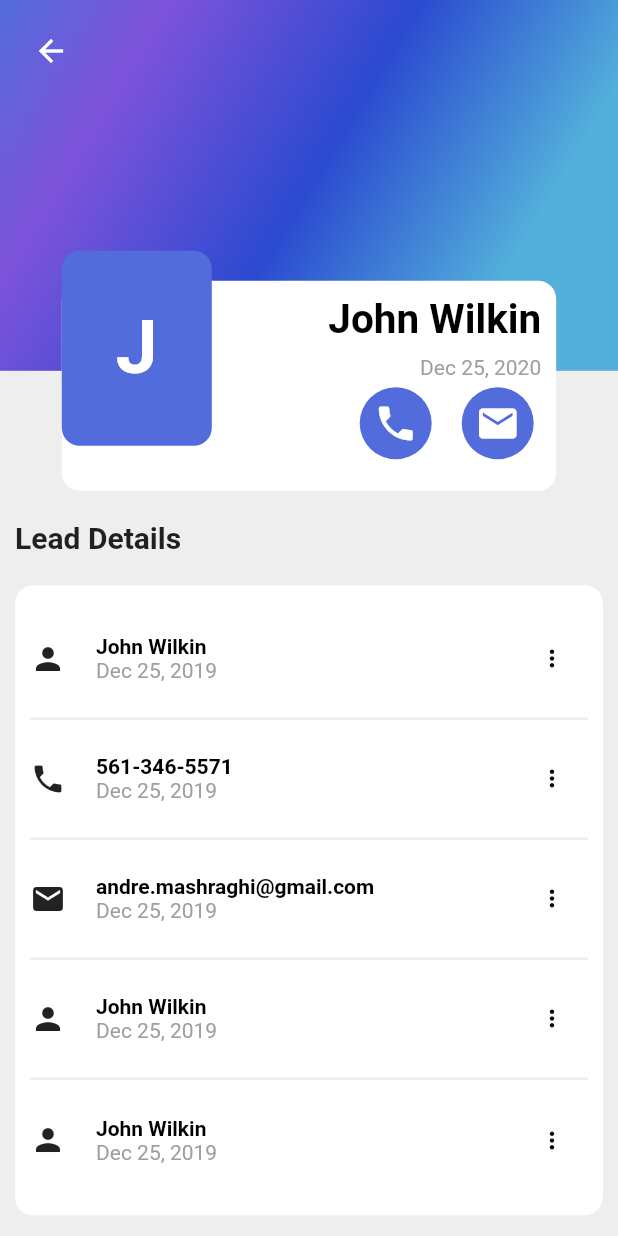
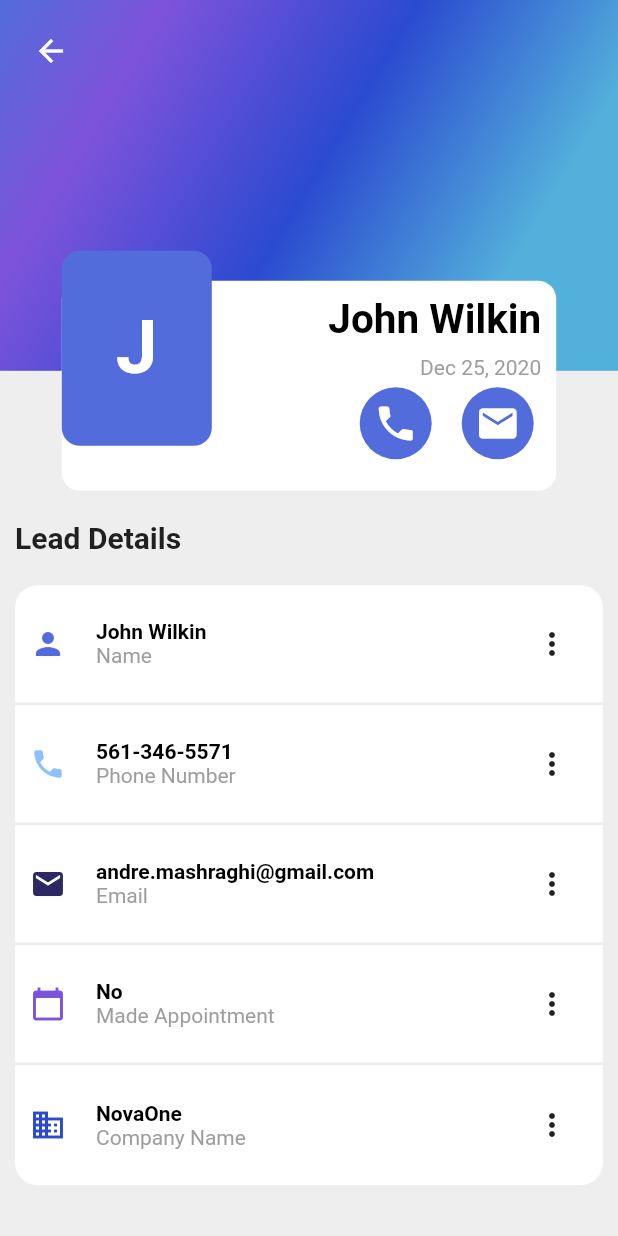
Before and after one commit to andrem122/NovaOneAppFlutter, a Flutter app: the screen it shows after launch, scrolled down 1152 dp, after a tap on the "arrow forward ios" icon, on a phone screen of 412 x 824 dp. Run offline on Flutter 3.47's test engine with Material 2 defaults, Android fonts, the phone set to English and light mode, and no system bars; our stand-ins replace charts_flutter, device_preview.

Commit message:
Added lead details screen

```diff
--- /dev/null
+++ b/lib/enums/enums.dart
@@ -0,0 +1,2 @@
+export 'leadDetailMenuOptions.dart';
+export 'deviceScreenType.dart';
--- /dev/null
+++ b/lib/enums/leadDetailMenuOptions.dart
@@ -0,0 +1,5 @@
+/// The options to show in the popup menu when the options button is clicked
+enum LeadDetailMenuOptions {
+  Edit,
+  Copy,
+}
--- a/lib/models/detailTableItem.dart
+++ b/lib/models/detailTableItem.dart
@@ -1,10 +1,17 @@
 import 'package:flutter/material.dart';
+import 'package:novaone/palette.dart';
 
 class DetailTableItem {
   final String title;
   final String subtitle;
   final IconData iconData;
+  final Color iconColor;
+  final List<PopupMenuEntry> popupMenuOptions;
 
   DetailTableItem(
-      {@required this.title, @required this.subtitle, @required this.iconData});
+      {@required this.title,
+      @required this.popupMenuOptions,
+      @required this.subtitle,
+      @required this.iconData,
+      this.iconColor = Palette.primaryColor});
 }
--- a/lib/screens/home/homeScreenMobile.dart
+++ b/lib/screens/home/homeScreenMobile.dart
@@ -101,6 +101,7 @@ class HomeMobilePortrait extends StatelessWidget {
           sliver: SliverToBoxAdapter(
             child: SafeArea(
               top: false,
+              bottom: false,
               child: RecentAppointments(
                 appointments: recentAppointments,
               ),
@@ -161,6 +162,8 @@ class HomeMobileLandscape extends StatelessWidget {
             padding: const EdgeInsets.fromLTRB(0, 10, 0, 5),
             sliver: SliverToBoxAdapter(
               child: SafeArea(
+                top: false,
+                bottom: false,
                 child: TitleSeperator(
                   title: 'Recent Leads',
                   subtitle: 'View all',
@@ -172,6 +175,8 @@ class HomeMobileLandscape extends StatelessWidget {
           padding: const EdgeInsets.fromLTRB(10, 5, 10, 5),
           sliver: SliverToBoxAdapter(
             child: SafeArea(
+              top: false,
+              bottom: false,
               child: RecentLeads(
                 leads: recentLeads,
               ),
@@ -182,6 +187,8 @@ class HomeMobileLandscape extends StatelessWidget {
             padding: const EdgeInsets.fromLTRB(0, 10, 0, 5),
             sliver: SliverToBoxAdapter(
               child: SafeArea(
+                top: false,
+                bottom: false,
                 child: TitleSeperator(
                   title: 'Recent Appointments',
                   subtitle: 'View all',
@@ -193,6 +200,8 @@ class HomeMobileLandscape extends StatelessWidget {
           padding: const EdgeInsets.fromLTRB(10, 5, 10, 5),
           sliver: SliverToBoxAdapter(
             child: SafeArea(
+              top: false,
+              bottom: false,
               child: RecentAppointments(
                 appointments: recentAppointments,
               ),
--- a/lib/widgets/detailTable.dart
+++ b/lib/widgets/detailTable.dart
@@ -1,53 +1,83 @@
 import 'package:flutter/material.dart';
 import 'package:novaone/models/models.dart';
 
-class DetailTable extends StatelessWidget {
+class DetailTable extends StatefulWidget {
   final List<DetailTableItem> detailTableItems;
 
   const DetailTable({Key key, this.detailTableItems}) : super(key: key);
+
+  @override
+  _DetailTableState createState() => _DetailTableState();
+}
+
+class _DetailTableState extends State<DetailTable> {
   @override
   Widget build(BuildContext context) {
-    return Container(
-      decoration: BoxDecoration(
-          color: Colors.white, borderRadius: BorderRadius.circular(12)),
-      child: ListView.builder(
+    return ListView.builder(
         shrinkWrap: true,
         physics: NeverScrollableScrollPhysics(),
-          padding: const EdgeInsets.all(10),
-          itemCount: detailTableItems.length,
+        padding: EdgeInsets.zero,
+        itemCount: widget.detailTableItems.length,
         itemBuilder: (BuildContext context, int index) {
           // Make sure to add no bottom border for the last item in the list
           final bool isLastItem =
-                index == detailTableItems.length - 1 ? true : false;
-            final DetailTableItem detailTableItem = detailTableItems[index];
+              index == widget.detailTableItems.length - 1 ? true : false;
+          final bool isFirstItem = index == 0 ? true : false;
+          final DetailTableItem detailTableItem =
+              widget.detailTableItems[index];
+
           return _DetailTableItem(
               detailTableItem: detailTableItem,
               isLastItem: isLastItem,
+              isFirstItem: isFirstItem,
+              popupMenuOptions: detailTableItem.popupMenuOptions,
               onTap: () => print('Test'));
-          }),
-    );
+        });
   }
 }
 
 class _DetailTableItem extends StatelessWidget {
   final DetailTableItem detailTableItem;
   final bool isLastItem;
+  final bool isFirstItem;
+  final List<PopupMenuEntry> popupMenuOptions;
   final Function() onTap;
 
   const _DetailTableItem({
     Key key,
     this.isLastItem = false,
+    this.isFirstItem = false,
     @required this.onTap,
     @required this.detailTableItem,
-  }) : super(key: key);
+    @required this.popupMenuOptions,
+  })  : assert(popupMenuOptions != null),
+        assert(onTap != null),
+        assert(detailTableItem != null),
+        super(key: key);
 
   @override
   Widget build(BuildContext context) {
+    // Set the border radius for the last and first items to be rounded corners
+    BorderRadius borderRadius;
+    if (isFirstItem) {
+      // Top right and top left for the first item in the list
+      borderRadius = BorderRadius.only(
+          topRight: Radius.circular(15), topLeft: Radius.circular(15));
+    } else if (isLastItem) {
+      borderRadius = BorderRadius.only(
+          bottomRight: Radius.circular(15), bottomLeft: Radius.circular(15));
+    } else {
+      borderRadius = BorderRadius.zero;
+    }
+
     return Material(
       color: Colors.white,
+      borderRadius: borderRadius,
       child: InkWell(
         onTap: onTap,
+        borderRadius: borderRadius,
         child: Container(
+          padding: EdgeInsets.all(10),
           height: 80,
           decoration: BoxDecoration(
             border: Border(
@@ -61,7 +91,10 @@ class _DetailTableItem extends StatelessWidget {
               Expanded(
                 child: Row(
                   children: [
-                    Icon(detailTableItem.iconData),
+                    Icon(
+                      detailTableItem.iconData,
+                      color: detailTableItem.iconColor,
+                    ),
                     const SizedBox(
                       width: 20,
                     ),
@@ -91,13 +124,12 @@ class _DetailTableItem extends StatelessWidget {
                   ],
                 ),
               ),
-              IconButton(
-                  icon: Icon(
-                    Icons.more_vert,
-                    size: 18,
-                    color: Colors.black,
+              PopupMenuButton(
+                itemBuilder: (context) {
+                  return popupMenuOptions;
+                },
+                icon: Icon(Icons.more_vert),
               ),
-                  onPressed: onTap),
             ],
           ),
         ),
--- a/lib/widgets/greetingContainer.dart
+++ b/lib/widgets/greetingContainer.dart
@@ -37,7 +37,9 @@ class GreetingContainer extends StatelessWidget {
           mainAxisAlignment: MainAxisAlignment.center,
           crossAxisAlignment: CrossAxisAlignment.center,
           children: <Widget>[
-            Row(
+            Container(
+              constraints: BoxConstraints(maxWidth: 600),
+              child: Row(
                 mainAxisAlignment: MainAxisAlignment.spaceBetween,
                 children: <Widget>[
                   CircleAvatar(
@@ -52,6 +54,7 @@ class GreetingContainer extends StatelessWidget {
                   )
                 ],
               ),
+            ),
             const SizedBox(height: 40),
             Text(
               greetingMessage,
@@ -59,7 +62,7 @@ class GreetingContainer extends StatelessWidget {
                   fontSize: 24,
                   fontWeight: FontWeight.w500,
                   color: Colors.white),
-            )
+            ),
           ],
         ),
       ),
--- a/lib/widgets/recentAppointments.dart
+++ b/lib/widgets/recentAppointments.dart
@@ -15,31 +15,37 @@ class RecentAppointments extends StatelessWidget {
 
   @override
   Widget build(BuildContext context) {
-    return Container(
-      decoration: BoxDecoration(
-          color: Colors.white, borderRadius: BorderRadius.circular(12)),
-      child: ListView.builder(
+    return ListView.builder(
+        padding: EdgeInsets.zero,
         shrinkWrap: true,
         physics: NeverScrollableScrollPhysics(),
-          padding: const EdgeInsets.all(10),
         itemCount: appointments.length,
         itemBuilder: (BuildContext context, int index) {
           // Make sure to add no bottom border for the last item in the list
+          // Make sure to add no bottom border for the last item in the list
           final bool isLastItem =
               index == appointments.length - 1 ? true : false;
+          final bool isFirstItem = index == 0 ? true : false;
+          final _random = new Random();
+          final Color appointmentColor =
+              Palette.appColors[_random.nextInt(Palette.appColors.length)];
+
           return _RecentAppointmentItem(
+            appointmentColor: appointmentColor,
             appointment: appointments[index],
             isLastItem: isLastItem,
+            isFirstItem: isFirstItem,
             onTap: () => print('Go to appointment detail screen'),
           );
-          }),
-    );
+        });
   }
 }
 
 class _RecentAppointmentItem extends StatelessWidget {
   final Appointment appointment;
   final bool isLastItem;
+  final bool isFirstItem;
+  final Color appointmentColor;
   final Function() onTap;
 
   const _RecentAppointmentItem({
@@ -47,17 +53,33 @@ class _RecentAppointmentItem extends StatelessWidget {
     @required this.appointment,
     this.isLastItem = false,
     @required this.onTap,
+    this.isFirstItem = false,
+    @required this.appointmentColor,
   }) : super(key: key);
 
   @override
   Widget build(BuildContext context) {
-    final _random = new Random();
+    // Set the border radius for the last and first items to be rounded corners
+    BorderRadius borderRadius;
+    if (isFirstItem) {
+      // Top right and top left for the first item in the list
+      borderRadius = BorderRadius.only(
+          topRight: Radius.circular(15), topLeft: Radius.circular(15));
+    } else if (isLastItem) {
+      borderRadius = BorderRadius.only(
+          bottomRight: Radius.circular(15), bottomLeft: Radius.circular(15));
+    } else {
+      borderRadius = BorderRadius.zero;
+    }
 
     return Material(
       color: Colors.white,
+      borderRadius: borderRadius,
       child: InkWell(
+        borderRadius: borderRadius,
         onTap: onTap,
         child: Container(
+          padding: EdgeInsets.all(10),
           height: 80,
           decoration: BoxDecoration(
             border: Border(
@@ -72,8 +94,7 @@ class _RecentAppointmentItem extends StatelessWidget {
                 child: Row(
                   children: [
                     CircleAvatar(
-                      backgroundColor: Palette
-                          .appColors[_random.nextInt(Palette.appColors.length)],
+                      backgroundColor: appointmentColor,
                       foregroundColor: Colors.white,
                       child: Text(appointment.name[0]),
                     ),
--- a/lib/widgets/recentLeads.dart
+++ b/lib/widgets/recentLeads.dart
@@ -1,6 +1,7 @@
 import 'dart:math';
 
 import 'package:flutter/material.dart';
+import 'package:novaone/enums/enums.dart';
 import 'package:novaone/models/models.dart';
 import 'package:novaone/palette.dart';
 import 'package:novaone/screens/leadDetail/leadDetailLayout.dart';
@@ -15,52 +16,72 @@ class RecentLeads extends StatelessWidget {
 
   @override
   Widget build(BuildContext context) {
-    return Container(
-      decoration: BoxDecoration(
-          color: Colors.white, borderRadius: BorderRadius.circular(12)),
-      child: ListView.builder(
+    return ListView.builder(
         shrinkWrap: true,
         physics: NeverScrollableScrollPhysics(),
-          padding: const EdgeInsets.all(10),
+        padding: EdgeInsets.zero,
         itemCount: leads.length,
         itemBuilder: (BuildContext context, int index) {
           // Make sure to add no bottom border for the last item in the list
           final bool isLastItem = index == leads.length - 1 ? true : false;
+          final bool isFirstItem = index == 0 ? true : false;
           final _random = new Random();
           final Color leadColor =
               Palette.appColors[_random.nextInt(Palette.appColors.length)];
           final Lead lead = leads[index];
+
           return _RecentLeadItem(
             lead: lead,
             leadColor: leadColor,
             isLastItem: isLastItem,
+            isFirstItem: isFirstItem,
             onTap: () => Navigator.of(context)
                 .push(MaterialPageRoute(builder: (context) {
+              final List<PopupMenuEntry> popupMenuOptions = [
+                PopupMenuItem(
+                  value: LeadDetailMenuOptions.Edit,
+                  child: Text('Edit'),
+                ),
+                PopupMenuItem(
+                  value: LeadDetailMenuOptions.Copy,
+                  child: Text('Copy'),
+                ),
+              ];
               final List<DetailTableItem> detailTableItems = [
                 DetailTableItem(
                   title: lead.name,
-                    subtitle: 'Dec 25, 2019',
+                  subtitle: 'Name',
                   iconData: Icons.person,
+                  iconColor: Palette.appColors[0],
+                  popupMenuOptions: popupMenuOptions,
                 ),
                 DetailTableItem(
                   title: lead.phoneNumber,
-                    subtitle: 'Dec 25, 2019',
+                  subtitle: 'Phone Number',
                   iconData: Icons.phone,
+                  iconColor: Palette.appColors[1],
+                  popupMenuOptions: popupMenuOptions,
                 ),
                 DetailTableItem(
                   title: lead.email,
-                    subtitle: 'Dec 25, 2019',
+                  subtitle: 'Email',
                   iconData: Icons.email,
+                  iconColor: Palette.appColors[2],
+                  popupMenuOptions: popupMenuOptions,
                 ),
                 DetailTableItem(
-                    title: lead.name,
-                    subtitle: 'Dec 25, 2019',
-                    iconData: Icons.person,
+                  title: lead.madeAppointment ? 'Yes' : 'No',
+                  subtitle: 'Made Appointment',
+                  iconData: Icons.calendar_today,
+                  iconColor: Palette.appColors[3],
+                  popupMenuOptions: popupMenuOptions,
                 ),
                 DetailTableItem(
-                    title: lead.name,
-                    subtitle: 'Dec 25, 2019',
-                    iconData: Icons.person,
+                  title: lead.companyName,
+                  subtitle: 'Company Name',
+                  iconData: Icons.business,
+                  iconColor: Palette.appColors[4],
+                  popupMenuOptions: popupMenuOptions,
                 ),
               ];
 
@@ -71,14 +92,14 @@ class RecentLeads extends StatelessWidget {
               );
             })),
           );
-          }),
-    );
+        });
   }
 }
 
 class _RecentLeadItem extends StatelessWidget {
   final Lead lead;
   final bool isLastItem;
+  final bool isFirstItem;
   final Color leadColor;
   final Function() onTap;
 
@@ -88,16 +109,33 @@ class _RecentLeadItem extends StatelessWidget {
     this.isLastItem = false,
     @required this.onTap,
     @required this.leadColor,
+    this.isFirstItem = false,
   }) : super(key: key);
 
   @override
   Widget build(BuildContext context) {
+    // Set the border radius for the last and first items to be rounded corners
+    BorderRadius borderRadius;
+    if (isFirstItem) {
+      // Top right and top left for the first item in the list
+      borderRadius = BorderRadius.only(
+          topRight: Radius.circular(15), topLeft: Radius.circular(15));
+    } else if (isLastItem) {
+      borderRadius = BorderRadius.only(
+          bottomRight: Radius.circular(15), bottomLeft: Radius.circular(15));
+    } else {
+      borderRadius = BorderRadius.zero;
+    }
+
     return Material(
+      borderRadius: borderRadius,
       color: Colors.white,
       child: InkWell(
+        borderRadius: borderRadius,
         onTap: onTap,
         child: Container(
           height: 80,
+          padding: EdgeInsets.all(10),
           decoration: BoxDecoration(
             border: Border(
               bottom: isLastItem == false
```
Lines whose indentation alone changed are shown as unchanged.
